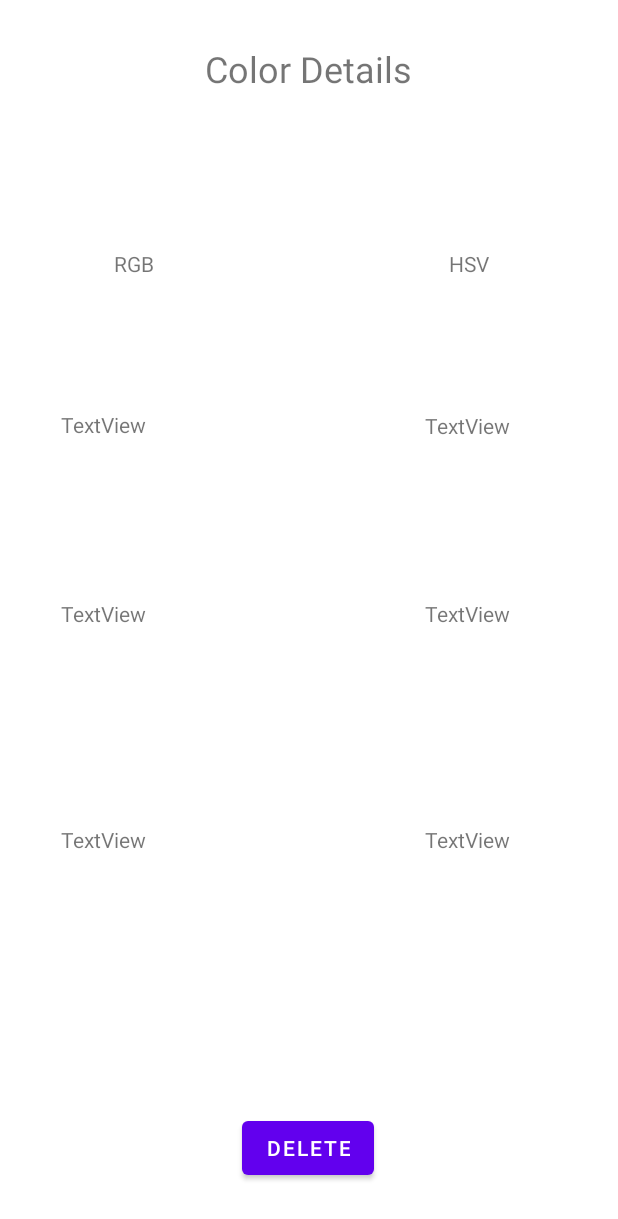
After one commit to harllon/ColorApp, an Android app: the layout dialog_template.xml on its own in the app's theme, with its tools: preview values and no code run, on a phone screen of 412 x 824 dp. The commit adds this screen. Shown: the top 1219 px of the screen. Run offline under Robolectric (Android 15) with nearby library versions, the phone set to English and light mode, and no system bars.

Commit message:
Version 6 - Adding selection on recycler view and dialog box

```diff
--- a/app/build.gradle
+++ b/app/build.gradle
@@ -90,4 +90,6 @@ dependencies {
     //testImplementation 'junit:junit:4.+'
     //androidTestImplementation 'androidx.test.ext:junit:1.1.2'
     //androidTestImplementation 'androidx.test.espresso:espresso-core:3.3.0'
+
+    implementation 'androidx.recyclerview:recyclerview-selection:1.1.0'
 }
--- /dev/null
+++ b/app/src/main/res/drawable/item_background.xml
@@ -0,0 +1,6 @@
+<?xml version="1.0" encoding="utf-8"?>
+<selector xmlns:android="http://schemas.android.com/apk/res/android">
+    <item android:drawable="@android:color/holo_blue_light"
+android:state_activated="true" />
+    <item android:drawable="@android:color/black" />
+</selector>
--- /dev/null
+++ b/app/src/main/res/layout/dialog_template.xml
@@ -0,0 +1,135 @@
+<?xml version="1.0" encoding="utf-8"?>
+<androidx.constraintlayout.widget.ConstraintLayout xmlns:android="http://schemas.android.com/apk/res/android"
+    xmlns:app="http://schemas.android.com/apk/res-auto"
+    xmlns:tools="http://schemas.android.com/tools"
+    android:layout_width="match_parent"
+    android:layout_height="match_parent">
+
+    <TextView
+        android:id="@+id/colorDetailsTextView"
+        android:layout_width="204dp"
+        android:layout_height="33dp"
+        android:gravity="center"
+        android:text="@string/ColorDetails"
+        android:textSize="24sp"
+        app:layout_constraintBottom_toBottomOf="parent"
+        app:layout_constraintEnd_toEndOf="parent"
+        app:layout_constraintHorizontal_bias="0.497"
+        app:layout_constraintStart_toStartOf="parent"
+        app:layout_constraintTop_toTopOf="parent"
+        app:layout_constraintVertical_bias="0.037" />
+
+    <Button
+        android:id="@+id/deleteSingleColor"
+        android:layout_width="wrap_content"
+        android:layout_height="wrap_content"
+        android:text="@string/Delete"
+        app:layout_constraintBottom_toBottomOf="parent"
+        app:layout_constraintEnd_toEndOf="parent"
+        app:layout_constraintHorizontal_bias="0.498"
+        app:layout_constraintStart_toStartOf="parent"
+        app:layout_constraintTop_toBottomOf="@+id/colorDetailsTextView"
+        app:layout_constraintVertical_bias="0.951" />
+
+    <TextView
+        android:id="@+id/rgbTextView"
+        android:layout_width="wrap_content"
+        android:layout_height="wrap_content"
+        android:text="@string/RGB"
+        app:layout_constraintBottom_toTopOf="@+id/deleteSingleColor"
+        app:layout_constraintEnd_toEndOf="parent"
+        app:layout_constraintHorizontal_bias="0.197"
+        app:layout_constraintStart_toStartOf="parent"
+        app:layout_constraintTop_toBottomOf="@+id/colorDetailsTextView"
+        app:layout_constraintVertical_bias="0.157" />
+
+    <TextView
+        android:id="@+id/hsvTextView"
+        android:layout_width="wrap_content"
+        android:layout_height="wrap_content"
+        android:text="@string/HSV"
+        app:layout_constraintBottom_toTopOf="@+id/deleteSingleColor"
+        app:layout_constraintEnd_toEndOf="parent"
+        app:layout_constraintHorizontal_bias="0.776"
+        app:layout_constraintStart_toStartOf="parent"
+        app:layout_constraintTop_toBottomOf="@+id/colorDetailsTextView"
+        app:layout_constraintVertical_bias="0.157" />
+
+    <TextView
+        android:id="@+id/rTextView"
+        android:layout_width="wrap_content"
+        android:layout_height="wrap_content"
+        android:gravity="left"
+        android:text="TextView"
+        app:layout_constraintBottom_toTopOf="@+id/deleteSingleColor"
+        app:layout_constraintEnd_toStartOf="@+id/hTextView"
+        app:layout_constraintHorizontal_bias="0.179"
+        app:layout_constraintStart_toStartOf="parent"
+        app:layout_constraintTop_toBottomOf="@+id/rgbTextView"
+        app:layout_constraintVertical_bias="0.164" />
+
+    <TextView
+        android:id="@+id/gTextView"
+        android:layout_width="wrap_content"
+        android:layout_height="wrap_content"
+        android:gravity="left"
+        android:text="TextView"
+        app:layout_constraintBottom_toTopOf="@+id/deleteSingleColor"
+        app:layout_constraintEnd_toStartOf="@+id/sTextView"
+        app:layout_constraintHorizontal_bias="0.178"
+        app:layout_constraintStart_toStartOf="parent"
+        app:layout_constraintTop_toBottomOf="@+id/rTextView"
+        app:layout_constraintVertical_bias="0.248" />
+
+    <TextView
+        android:id="@+id/bTextView"
+        android:layout_width="wrap_content"
+        android:layout_height="wrap_content"
+        android:gravity="left"
+        android:text="TextView"
+        app:layout_constraintBottom_toTopOf="@+id/deleteSingleColor"
+        app:layout_constraintEnd_toStartOf="@+id/vTextView"
+        app:layout_constraintHorizontal_bias="0.178"
+        app:layout_constraintStart_toStartOf="parent"
+        app:layout_constraintTop_toBottomOf="@+id/gTextView"
+        app:layout_constraintVertical_bias="0.434" />
+
+    <TextView
+        android:id="@+id/hTextView"
+        android:layout_width="wrap_content"
+        android:layout_height="wrap_content"
+        android:gravity="left"
+        android:text="TextView"
+        app:layout_constraintBottom_toTopOf="@+id/deleteSingleColor"
+        app:layout_constraintEnd_toEndOf="parent"
+        app:layout_constraintHorizontal_bias="0.798"
+        app:layout_constraintStart_toStartOf="parent"
+        app:layout_constraintTop_toBottomOf="@+id/hsvTextView"
+        app:layout_constraintVertical_bias="0.165" />
+
+    <TextView
+        android:id="@+id/sTextView"
+        android:layout_width="wrap_content"
+        android:layout_height="wrap_content"
+        android:gravity="left"
+        android:text="TextView"
+        app:layout_constraintBottom_toTopOf="@+id/deleteSingleColor"
+        app:layout_constraintEnd_toEndOf="parent"
+        app:layout_constraintHorizontal_bias="0.798"
+        app:layout_constraintStart_toStartOf="parent"
+        app:layout_constraintTop_toBottomOf="@+id/hTextView"
+        app:layout_constraintVertical_bias="0.248" />
+
+    <TextView
+        android:id="@+id/vTextView"
+        android:layout_width="wrap_content"
+        android:layout_height="wrap_content"
+        android:gravity="left"
+        android:text="TextView"
+        app:layout_constraintBottom_toTopOf="@+id/deleteSingleColor"
+        app:layout_constraintEnd_toEndOf="parent"
+        app:layout_constraintHorizontal_bias="0.798"
+        app:layout_constraintStart_toStartOf="parent"
+        app:layout_constraintTop_toBottomOf="@+id/sTextView"
+        app:layout_constraintVertical_bias="0.434" />
+</androidx.constraintlayout.widget.ConstraintLayout>
--- a/app/src/main/res/layout/list_color.xml
+++ b/app/src/main/res/layout/list_color.xml
@@ -14,6 +14,7 @@
         android:id="@+id/colorView"
         android:layout_width="100dp"
         android:layout_height="100dp"
+
         app:layout_constraintBottom_toBottomOf="parent"
         app:layout_constraintEnd_toEndOf="parent"
         app:layout_constraintHorizontal_bias="0.086"
--- a/app/src/main/res/values/strings.xml
+++ b/app/src/main/res/values/strings.xml
@@ -12,4 +12,7 @@
     <string name="Vvalue">V value</string>
     <string name="Save">Save</string>
     <string name="Delete">Delete</string>
+    <string name="ColorDetails">Color Details</string>
+    <string name="RGB">RGB</string>
+    <string name="HSV">HSV</string>
 </resources>
```
Also changed, not shown: app/src/main/java/com/example/colorapp/ColorItemDetailsLookup.kt (added, +16 -0 lines), app/src/main/java/com/example/colorapp/adapters/ColorRecyclerAdapter.kt (+14 -1 lines), app/src/main/java/com/example/colorapp/fragmentos/SavedFragment.kt (+24 -2 lines), app/src/main/java/com/example/colorapp/fragmentos/modalFragment.kt (added, +70 -0 lines), 22 other files.
